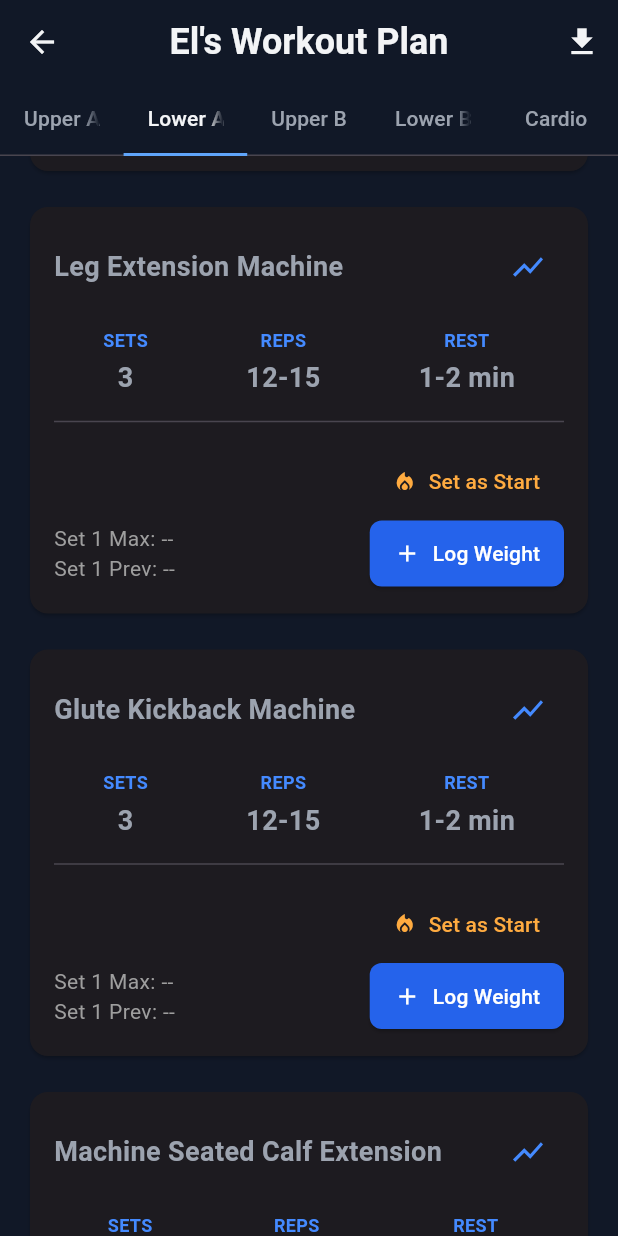
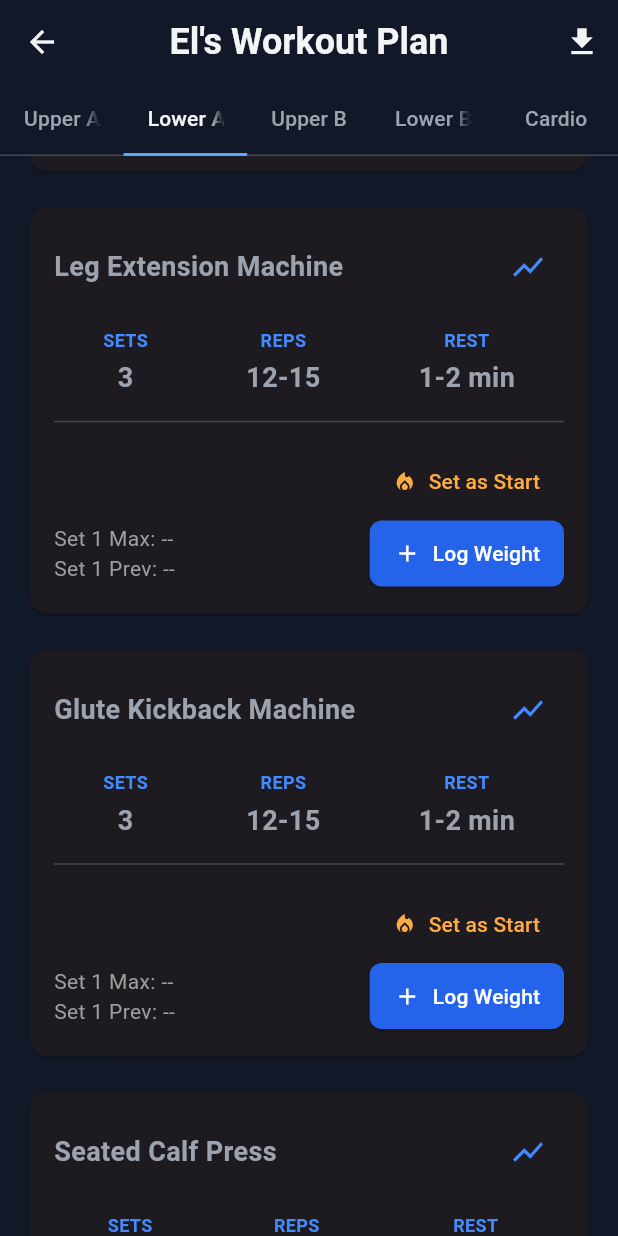
Before and after one commit to elmustslay/daily-blueprint, a Flutter app: the GymPlanScreen screen opened directly, tab 2 chosen, scrolled down 576 dp, on a phone screen of 412 x 824 dp. Run offline on Flutter 3.47's test engine with Material 3 defaults, Android fonts, the phone set to English and light mode, and no system bars; our stand-ins replace fl_chart, flutter_riverpod, share_plus, shared_preferences, sqflite; accounts and stored records are empty.

Commit message:
turn it to seated calf press

```diff
--- a/lib/features/gym_plan/data/gym_data.dart
+++ b/lib/features/gym_plan/data/gym_data.dart
@@ -224,8 +224,8 @@ class GymData {
       tip: '🎯 Focus: Gluteus Maximus (the main butt muscle).\n\n💡 How to do it: Chest against the pad, grip handles firmly. Core tight. Drive your heel back and up toward the ceiling. Squeeze your butt hard at the top.\n\n⚠️ Common Pitfall: Arching your lower back to get the leg higher. This turns off the glute entirely. Keep your spine perfectly neutral.',
     ),
     Exercise(
-      id: 'legs_6a', name: 'Machine Seated Calf Extension', sets: '4', reps: '15-20', rest: '1 min',
-      tip: '🎯 Focus: Soleus (the wider chunk of your calf muscle).\n\n💡 How to do it: Focus on a deep, full stretch at the bottom (heels dropped low) and push up onto your big toes as high as mechanically possible at the top.\n\n⚠️ Common Pitfall: "Bouncy" fast partial reps. Do deliberate reps: Stretch, pause... Squeeze, pause. Control every inch of the movement for real growth.',
+      id: 'legs_6a', name: 'Seated Calf Press', sets: '4', reps: '15-20', rest: '1 min',
+      tip: '🎯 Focus: Gastrocnemius and Soleus (targeting the visible "heart" shaped muscle and the deeper inner calf).\n\n💡 How to do it: Place the balls of your feet on the bottom edge of the platform/sled. Keep your legs straight with a *soft* bend in the knee (never fully locked). Let the weight push your heels down for a massive stretch and pause for 2 full seconds at the bottom. Push up onto your big toes as high as possible and squeeze for 1 second at the top.\n\n⚠️ Common Pitfall: "Bouncing" at the bottom. If you bounce, your Achilles tendon acts like a rubber band and takes the load instead of your muscles. Maintain a full range of motion and pause at the deepest stretch to ensure the calves do the work.',
     ),
     Exercise(
       id: 'abs_1_high', name: 'Abdominal Crunch Machine', sets: '3', reps: '15-20', rest: '1 min',
@@ -296,8 +296,8 @@ class GymData {
       tip: '🎯 Focus: Gluteus Maximus (the main butt muscle).\n\n💡 How to do it: Chest against the pad, grip handles firmly. Core tight. Drive your heel back and up toward the ceiling. Squeeze your butt hard at the top.\n\n⚠️ Common Pitfall: Arching your lower back to get the leg higher. This turns off the glute entirely. Keep your spine perfectly neutral.',
     ),
     Exercise(
-      id: 'legs_6b', name: 'Machine Seated Calf Extension', sets: '4', reps: '15-20', rest: '1 min',
-      tip: '🎯 Focus: Soleus (the wider chunk of your calf muscle).\n\n💡 How to do it: Focus on a deep, full stretch at the bottom (heels dropped low) and push up onto your big toes as high as mechanically possible at the top.\n\n⚠️ Common Pitfall: "Bouncy" fast partial reps. Do deliberate reps: Stretch, pause... Squeeze, pause. Control every inch of the movement for real growth.',
+      id: 'legs_6b', name: 'Seated Calf Press', sets: '4', reps: '15-20', rest: '1 min',
+      tip: '🎯 Focus: Gastrocnemius and Soleus (targeting the visible "heart" shaped muscle and the deeper inner calf).\n\n💡 How to do it: Place the balls of your feet on the bottom edge of the platform/sled. Keep your legs straight with a *soft* bend in the knee (never fully locked). Let the weight push your heels down for a massive stretch and pause for 2 full seconds at the bottom. Push up onto your big toes as high as possible and squeeze for 1 second at the top.\n\n⚠️ Common Pitfall: "Bouncing" at the bottom. If you bounce, your Achilles tendon acts like a rubber band and takes the load instead of your muscles. Maintain a full range of motion and pause at the deepest stretch to ensure the calves do the work.',
     ),
     Exercise(
       id: 'abs_2b', name: 'Bicycle Crunches', sets: '2', reps: '15-20/side', rest: '1 min',
```
Also changed, not shown: 1 other file.
